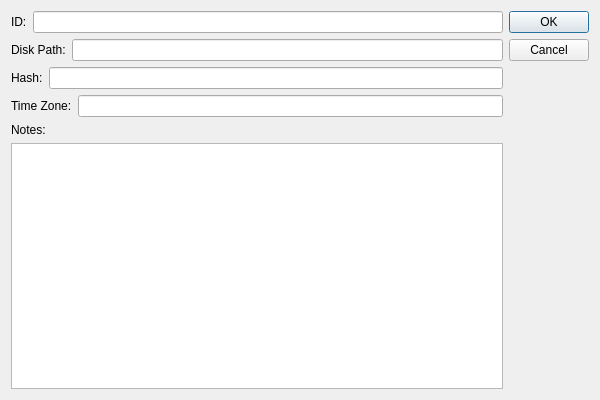
This is src/ui/dialogs/addDataSourceDialog/adddatasourcedialog.ui in davidferrei/nomen as Qt 5 draws it before an edit. The edited form follows.
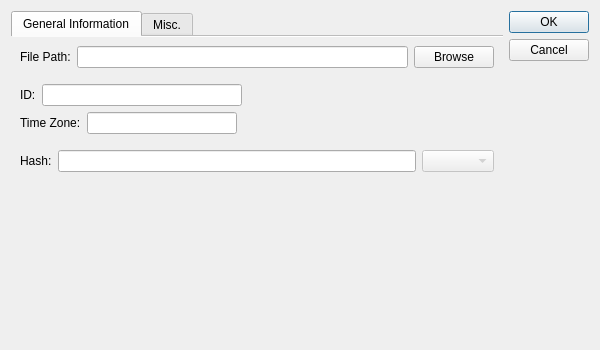
This is the edited form.

```diff
--- a/src/ui/dialogs/addDataSourceDialog/adddatasourcedialog.ui
+++ b/src/ui/dialogs/addDataSourceDialog/adddatasourcedialog.ui
@@ -7,7 +7,7 @@
     <x>0</x>
     <y>0</y>
     <width>600</width>
-    <height>400</height>
+    <height>350</height>
    </rect>
   </property>
   <property name="windowTitle">
@@ -15,63 +15,218 @@
   </property>
   <layout class="QGridLayout" name="gridLayout">
    <item row="0" column="0">
-    <layout class="QVBoxLayout" name="verticalLayout">
+    <layout class="QGridLayout" name="gridLayout_3">
+     <item row="0" column="0">
+      <widget class="QTabWidget" name="tabWidget">
+       <property name="tabPosition">
+        <enum>QTabWidget::TabPosition::North</enum>
+       </property>
+       <property name="tabShape">
+        <enum>QTabWidget::TabShape::Rounded</enum>
+       </property>
+       <property name="currentIndex">
+        <number>0</number>
+       </property>
+       <property name="iconSize">
+        <size>
+         <width>16</width>
+         <height>16</height>
+        </size>
+       </property>
+       <property name="elideMode">
+        <enum>Qt::TextElideMode::ElideNone</enum>
+       </property>
+       <property name="documentMode">
+        <bool>true</bool>
+       </property>
+       <property name="tabsClosable">
+        <bool>false</bool>
+       </property>
+       <property name="movable">
+        <bool>false</bool>
+       </property>
+       <property name="tabBarAutoHide">
+        <bool>false</bool>
+       </property>
+       <widget class="QWidget" name="tab_7">
+        <attribute name="title">
+         <string>General Information</string>
+        </attribute>
+        <layout class="QGridLayout" name="gridLayout_4">
+         <item row="2" column="0">
+          <layout class="QHBoxLayout" name="horizontalLayout_3">
      <item>
+            <widget class="QLabel" name="label_3">
+             <property name="text">
+              <string>Hash:</string>
+             </property>
+            </widget>
+           </item>
+           <item>
+            <widget class="QLineEdit" name="lineEdit"/>
+           </item>
+           <item>
+            <widget class="QComboBox" name="cb_hashType">
+             <property name="enabled">
+              <bool>false</bool>
+             </property>
+             <property name="currentText">
+              <string/>
+             </property>
+             <property name="placeholderText">
+              <string> Hash</string>
+             </property>
+            </widget>
+           </item>
+          </layout>
+         </item>
+         <item row="3" column="0">
+          <spacer name="verticalSpacer_2">
+           <property name="orientation">
+            <enum>Qt::Orientation::Vertical</enum>
+           </property>
+           <property name="sizeHint" stdset="0">
+            <size>
+             <width>20</width>
+             <height>40</height>
+            </size>
+           </property>
+          </spacer>
+         </item>
+         <item row="1" column="0">
+          <spacer name="verticalSpacer">
+           <property name="orientation">
+            <enum>Qt::Orientation::Vertical</enum>
+           </property>
+           <property name="sizeType">
+            <enum>QSizePolicy::Policy::Fixed</enum>
+           </property>
+           <property name="sizeHint" stdset="0">
+            <size>
+             <width>20</width>
+             <height>10</height>
+            </size>
+           </property>
+          </spacer>
+         </item>
+         <item row="0" column="0">
+          <layout class="QGridLayout" name="gridLayout_2">
+           <item row="4" column="0">
       <layout class="QHBoxLayout" name="horizontalLayout_4">
        <item>
-        <widget class="QLabel" name="label_4">
+              <widget class="QLabel" name="label_2">
          <property name="text">
-          <string>ID:</string>
+                <string>Time Zone:</string>
          </property>
         </widget>
        </item>
        <item>
-        <widget class="QLineEdit" name="lineEdit_4"/>
+              <widget class="QLineEdit" name="lineEdit_2">
+               <property name="maximumSize">
+                <size>
+                 <width>150</width>
+                 <height>16777215</height>
+                </size>
+               </property>
+              </widget>
+             </item>
+             <item>
+              <spacer name="horizontalSpacer">
+               <property name="orientation">
+                <enum>Qt::Orientation::Horizontal</enum>
+               </property>
+               <property name="sizeHint" stdset="0">
+                <size>
+                 <width>40</width>
+                 <height>20</height>
+                </size>
+               </property>
+              </spacer>
        </item>
       </layout>
      </item>
-     <item>
+           <item row="2" column="0">
       <layout class="QHBoxLayout" name="horizontalLayout_5">
        <item>
         <widget class="QLabel" name="label_5">
          <property name="text">
-          <string>Disk Path:</string>
+                <string>ID:</string>
          </property>
         </widget>
        </item>
        <item>
-        <widget class="QLineEdit" name="lineEdit_5"/>
-       </item>
-      </layout>
-     </item>
+              <widget class="QLineEdit" name="lineEdit_5">
+               <property name="maximumSize">
+                <size>
+                 <width>200</width>
+                 <height>16777215</height>
+                </size>
+               </property>
+              </widget>
+             </item>
+             <item>
+              <spacer name="horizontalSpacer_2">
+               <property name="orientation">
+                <enum>Qt::Orientation::Horizontal</enum>
+               </property>
+               <property name="sizeHint" stdset="0">
+                <size>
+                 <width>40</width>
+                 <height>20</height>
+                </size>
+               </property>
+              </spacer>
+             </item>
+            </layout>
+           </item>
+           <item row="0" column="0">
+            <layout class="QHBoxLayout" name="horizontalLayout">
      <item>
-      <layout class="QHBoxLayout" name="horizontalLayout_6">
-       <item>
-        <widget class="QLabel" name="label_6">
+              <widget class="QLabel" name="label_4">
          <property name="text">
-          <string>Hash:</string>
+                <string>File Path:</string>
          </property>
         </widget>
        </item>
        <item>
-        <widget class="QLineEdit" name="lineEdit_6"/>
-       </item>
-      </layout>
-     </item>
+              <widget class="QLineEdit" name="lineEdit_4"/>
+             </item>
      <item>
-      <layout class="QHBoxLayout" name="horizontalLayout_7">
-       <item>
-        <widget class="QLabel" name="label_7">
+              <widget class="QPushButton" name="pushButton">
          <property name="text">
-          <string>Time Zone:</string>
+                <string>Browse</string>
          </property>
         </widget>
        </item>
-       <item>
-        <widget class="QLineEdit" name="lineEdit_7"/>
-       </item>
-      </layout>
-     </item>
+            </layout>
+           </item>
+           <item row="1" column="0">
+            <spacer name="verticalSpacer_3">
+             <property name="orientation">
+              <enum>Qt::Orientation::Vertical</enum>
+             </property>
+             <property name="sizeType">
+              <enum>QSizePolicy::Policy::Fixed</enum>
+             </property>
+             <property name="sizeHint" stdset="0">
+              <size>
+               <width>20</width>
+               <height>10</height>
+              </size>
+             </property>
+            </spacer>
+           </item>
+          </layout>
+         </item>
+        </layout>
+       </widget>
+       <widget class="QWidget" name="tab_8">
+        <attribute name="title">
+         <string>Misc.</string>
+        </attribute>
+        <layout class="QGridLayout" name="gridLayout_4">
+         <item row="0" column="0">
+          <layout class="QHBoxLayout" name="horizontalLayout_2">
      <item>
       <layout class="QVBoxLayout" name="verticalLayout_2">
        <item>
@@ -88,6 +243,10 @@
      </item>
     </layout>
    </item>
+        </layout>
+       </widget>
+      </widget>
+     </item>
    <item row="0" column="1">
     <widget class="QDialogButtonBox" name="buttonBox">
      <property name="orientation">
@@ -97,6 +256,8 @@
       <set>QDialogButtonBox::StandardButton::Cancel|QDialogButtonBox::StandardButton::Ok</set>
      </property>
     </widget>
+     </item>
+    </layout>
    </item>
   </layout>
  </widget>
```
Lines whose indentation alone changed are shown as unchanged.
